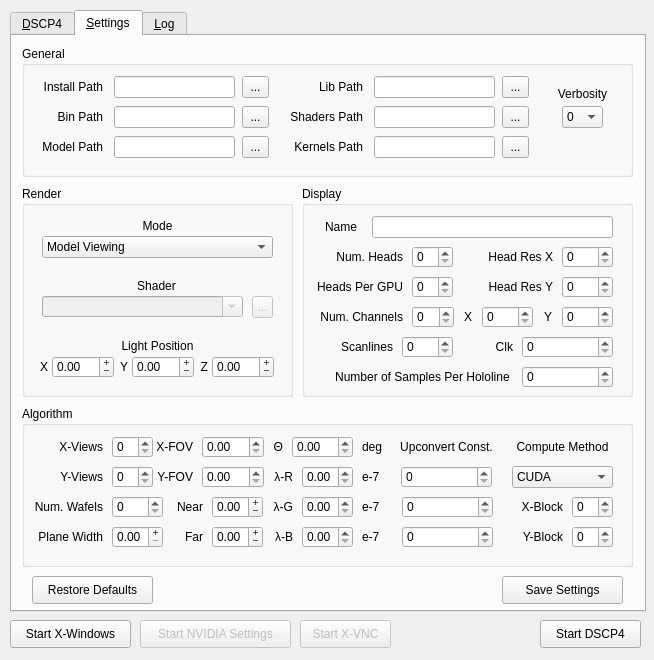
Before: the Qt Designer form render_algorithms/dscp4/dscp4-qt/ui/mainwindow.ui in itsermo/holovideo-algorithms, drawn with Qt 5.
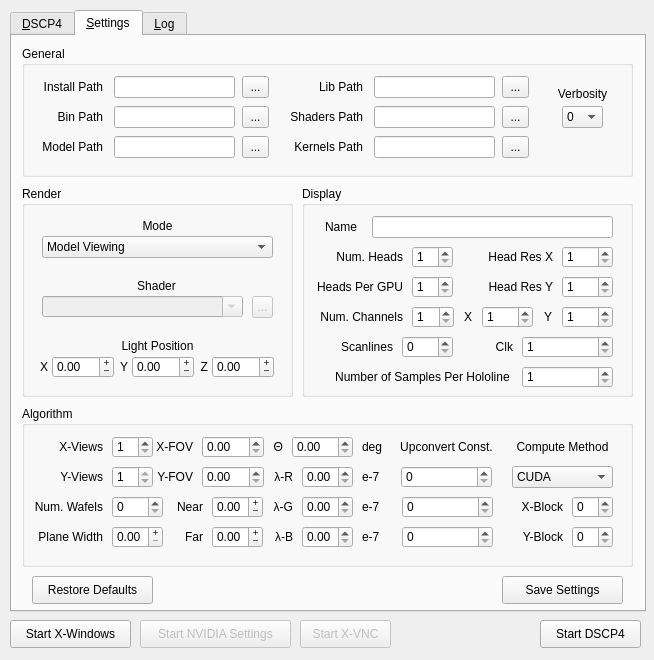
After: the same form once the commit is applied. The open tabs and pages were chosen to show the change.

The edit to the form file:
```diff
--- a/render_algorithms/dscp4/dscp4-qt/ui/mainwindow.ui
+++ b/render_algorithms/dscp4/dscp4-qt/ui/mainwindow.ui
@@ -2395,11 +2395,14 @@
        <property name="toolTip">
         <string>&lt;html&gt;&lt;head/&gt;&lt;body&gt;&lt;p&gt;Sets the number of views in the X dimension to generate for the panoramagram&lt;/p&gt;&lt;/body&gt;&lt;/html&gt;</string>
        </property>
+       <property name="minimum">
+        <number>1</number>
+       </property>
        <property name="maximum">
         <number>1024</number>
        </property>
        <property name="value">
-        <number>0</number>
+        <number>1</number>
        </property>
       </widget>
       <widget class="QSpinBox" name="yViewsSpinBox">
@@ -2417,11 +2420,14 @@
        <property name="toolTip">
         <string>&lt;html&gt;&lt;head/&gt;&lt;body&gt;&lt;p&gt;Sets the number of views in the Y dimension to generate for the panoramagram (this should always be 1 since our display is HPO)&lt;/p&gt;&lt;/body&gt;&lt;/html&gt;</string>
        </property>
+       <property name="minimum">
+        <number>1</number>
+       </property>
        <property name="maximum">
-        <number>1024</number>
+        <number>1</number>
        </property>
        <property name="value">
-        <number>0</number>
+        <number>1</number>
        </property>
       </widget>
       <widget class="QLabel" name="planeWidthLabel">
@@ -2732,6 +2738,9 @@
        <property name="toolTip">
         <string>&lt;html&gt;&lt;head/&gt;&lt;body&gt;&lt;p&gt;Sets the pixel clockrate&lt;/p&gt;&lt;/body&gt;&lt;/html&gt;</string>
        </property>
+       <property name="minimum">
+        <number>1</number>
+       </property>
        <property name="maximum">
         <number>999999999</number>
        </property>
@@ -2748,6 +2757,9 @@
        <property name="toolTip">
         <string>&lt;html&gt;&lt;head/&gt;&lt;body&gt;&lt;p&gt;Sets the number of heads total (counting all active VGA/DVI/DisplayPort ports)&lt;/p&gt;&lt;/body&gt;&lt;/html&gt;</string>
        </property>
+       <property name="minimum">
+        <number>1</number>
+       </property>
       </widget>
       <widget class="QSpinBox" name="numHeadsPerGPUSpinBox">
        <property name="geometry">
@@ -2761,6 +2773,9 @@
        <property name="toolTip">
         <string>&lt;html&gt;&lt;head/&gt;&lt;body&gt;&lt;p&gt;Sets the number of active heads per GPU&lt;/p&gt;&lt;/body&gt;&lt;/html&gt;</string>
        </property>
+       <property name="minimum">
+        <number>1</number>
+       </property>
       </widget>
       <widget class="QSpinBox" name="numAOMChannelsSpinBox">
        <property name="geometry">
@@ -2774,6 +2789,9 @@
        <property name="toolTip">
         <string>&lt;html&gt;&lt;head/&gt;&lt;body&gt;&lt;p&gt;Sets the number of channels on the AOM device&lt;/p&gt;&lt;/body&gt;&lt;/html&gt;</string>
        </property>
+       <property name="minimum">
+        <number>1</number>
+       </property>
       </widget>
       <widget class="QSpinBox" name="xHeadResSpinBox">
        <property name="geometry">
@@ -2787,11 +2805,14 @@
        <property name="toolTip">
         <string>&lt;html&gt;&lt;head/&gt;&lt;body&gt;&lt;p&gt;Sets the head resolution in X dimension, as reported by the OS&lt;/p&gt;&lt;/body&gt;&lt;/html&gt;</string>
        </property>
+       <property name="minimum">
+        <number>1</number>
+       </property>
        <property name="maximum">
         <number>16384</number>
        </property>
        <property name="value">
-        <number>0</number>
+        <number>1</number>
        </property>
       </widget>
       <widget class="QSpinBox" name="yHeadResSpinBox">
@@ -2806,6 +2827,9 @@
        <property name="toolTip">
         <string>&lt;html&gt;&lt;head/&gt;&lt;body&gt;&lt;p&gt;Sets the head resolution in Y dimension, as reported by the OS&lt;/p&gt;&lt;/body&gt;&lt;/html&gt;</string>
        </property>
+       <property name="minimum">
+        <number>1</number>
+       </property>
        <property name="maximum">
         <number>16384</number>
        </property>
@@ -2822,11 +2846,14 @@
        <property name="toolTip">
         <string>&lt;html&gt;&lt;head/&gt;&lt;body&gt;&lt;p&gt;Sets the head resolution in X dimension, as defined in the display architecture spec&lt;/p&gt;&lt;/body&gt;&lt;/html&gt;</string>
        </property>
+       <property name="minimum">
+        <number>1</number>
+       </property>
        <property name="maximum">
         <number>16384</number>
        </property>
        <property name="value">
-        <number>0</number>
+        <number>1</number>
        </property>
       </widget>
       <widget class="QSpinBox" name="yHeadResSpecSpinBox">
@@ -2841,6 +2868,9 @@
        <property name="toolTip">
         <string>&lt;html&gt;&lt;head/&gt;&lt;body&gt;&lt;p&gt;Sets the head resolution in Y dimension, as defined in the display architecture spec&lt;/p&gt;&lt;/body&gt;&lt;/html&gt;</string>
        </property>
+       <property name="minimum">
+        <number>1</number>
+       </property>
        <property name="maximum">
         <number>16384</number>
        </property>
@@ -2857,11 +2887,14 @@
        <property name="toolTip">
         <string>&lt;html&gt;&lt;head/&gt;&lt;body&gt;&lt;p&gt;Sets the number of samples in one hololine (num. wafels per scanline * num samples per wafel)&lt;/p&gt;&lt;/body&gt;&lt;/html&gt;</string>
        </property>
+       <property name="minimum">
+        <number>1</number>
+       </property>
        <property name="maximum">
         <number>999999999</number>
        </property>
        <property name="value">
-        <number>0</number>
+        <number>1</number>
        </property>
       </widget>
       <widget class="QLabel" name="numScanlinesLabel">
```
Left out of the diff: 2 changed lines with no effect on the pictures.
